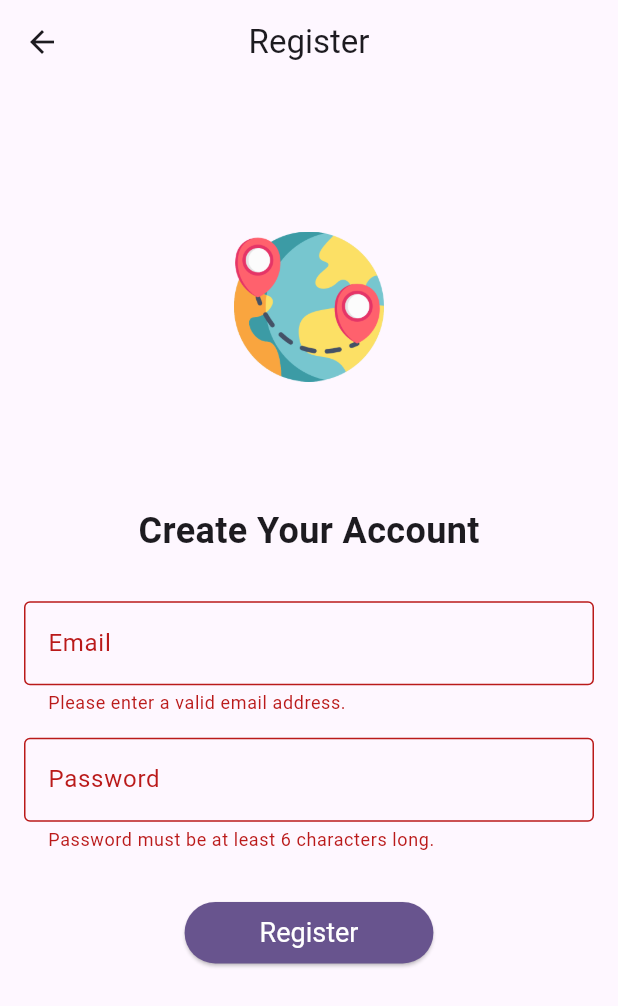
After one commit to sayali1998/Travel_buddy, a Flutter app: the RegisterPage screen opened directly, after a tap on "Register", on a phone screen of 412 x 824 dp. The commit adds this screen. Shown: the top 1006 px of the screen. Run offline on Flutter 3.47's test engine with Material 3 defaults, Android fonts, the phone set to English and light mode, and no system bars; our stand-ins replace firebase_auth, firebase_core; accounts and stored records are empty.

Commit message:
Register Screen added

```diff
--- /dev/null
+++ b/travel_buddy/lib/View/register.dart
@@ -0,0 +1,145 @@
+import 'package:flutter/material.dart';
+import 'package:firebase_auth/firebase_auth.dart';
+import 'package:travel_buddy/View/userProfile.dart';
+import 'package:travel_buddy/ViewModel/firebase_functions.dart';
+
+class RegisterPage extends StatefulWidget {
+  @override
+  RegisterScreen createState() => RegisterScreen();
+}
+
+class RegisterScreen extends State<RegisterPage> {
+  final _formKey = GlobalKey<FormState>();
+  String _email = '';
+  String _password = '';
+  bool _isLoading = false;
+
+  Future<void> _register() async {
+    if (_formKey.currentState!.validate()) {
+      setState(() => _isLoading = true);
+      try {
+        await registerWithEmailPassword(_email, _password);
+        User? newUser = FirebaseAuth.instance.currentUser;
+        Navigator.pushReplacement(
+          context,
+          MaterialPageRoute(
+            //Need to send user details to UserProfileScreen
+            builder: (context) => UserProfileScreen(),
+          ),
+        );
+      } on FirebaseAuthException catch (e) {
+        _showErrorDialog(e.message ?? 'Registration failed');
+      } finally {
+        setState(() => _isLoading = false);
+      }
+    }
+  }
+
+  void _showErrorDialog(String message) {
+    showDialog(
+      context: context,
+      builder: (ctx) => AlertDialog(
+        title: Text('An Error Occurred'),
+        content: Text(message),
+        actions: <Widget>[
+          TextButton(
+            child: Text('Okay'),
+            onPressed: () {
+              Navigator.of(ctx).pop();
+            },
+          )
+        ],
+      ),
+    );
+  }
+
+  @override
+  Widget build(BuildContext context) {
+    return Scaffold(
+      appBar: AppBar(
+        title: Text('Register'),
+        centerTitle: true,
+        elevation: 0,
+      ),
+      body: SingleChildScrollView(
+        child: Padding(
+          padding: EdgeInsets.all(16.0),
+          child: Column(
+            mainAxisAlignment: MainAxisAlignment.center,
+            children: <Widget>[
+              SizedBox(height: MediaQuery.of(context).size.height * 0.1),
+              Image.asset('assets/destination.png', width: 100, height: 100),
+              SizedBox(height: MediaQuery.of(context).size.height * 0.1),
+              Text(
+                'Create Your Account',
+                style: TextStyle(
+                  fontSize: 24.0,
+                  fontWeight: FontWeight.bold,
+                ),
+              ),
+              SizedBox(height: 30),
+              Form(
+                key: _formKey,
+                child: Column(
+                  children: <Widget>[
+                    TextFormField(
+                      decoration: InputDecoration(
+                        labelText: 'Email',
+                        border: OutlineInputBorder(),
+                      ),
+                      keyboardType: TextInputType.emailAddress,
+                     validator: (value) {
+                      if (value == null || value.isEmpty || !value.contains('@')) {
+                        return 'Please enter a valid email address.';
+                      }
+                      _email = value;
+                      return null;
+                    },
+                    onSaved: (value) => _email = value!,
+                    ),
+                    SizedBox(height: 15),
+                    TextFormField(
+                      decoration: InputDecoration(
+                        labelText: 'Password',
+                        border: OutlineInputBorder(),
+                      ),
+                      obscureText: true,
+                      validator: (value) {
+                        if (value == null || value.isEmpty || value.length < 6) {
+                          return 'Password must be at least 6 characters long.';
+                        }
+                        _password = value;
+                        return null;
+                      },
+                      onSaved: (value) => _password = value!,
+                    ),
+                    SizedBox(height: 30),
+                    _isLoading
+                        ? CircularProgressIndicator(
+                            valueColor: AlwaysStoppedAnimation<Color>(
+                              Theme.of(context).primaryColor,
+                            ),
+                          )
+                        : ElevatedButton(
+                            child: Text('Register'),
+                            onPressed: _register,
+                            style: ElevatedButton.styleFrom(
+                              foregroundColor: Colors.white,
+                              backgroundColor: Theme.of(context).primaryColor,
+                              padding: EdgeInsets.symmetric(horizontal: 50, vertical: 10),
+                              textStyle: TextStyle(
+                                fontSize: 18.0,
+                              ),
+                            ),
+                          ),
+                    SizedBox(height: 15),
+                  ],
+                ),
+              ),
+            ],
+          ),
+        ),
+      ),
+    );
+  }
+}
--- a/travel_buddy/pubspec.yaml
+++ b/travel_buddy/pubspec.yaml
@@ -64,6 +64,7 @@ flutter:
   assets:
     - assets/profile.png
     - assets/background.jpg
+    - assets/destination.png
   # To add assets to your application, add an assets section, like this:
   # assets:
   #   - images/a_dot_burr.jpeg
```
Also changed, not shown: travel_buddy/lib/View/userLogin.dart (+33 -8 lines), travel_buddy/lib/View/userProfile.dart (+14 -0 lines), travel_buddy/assets/destination.png (added).
